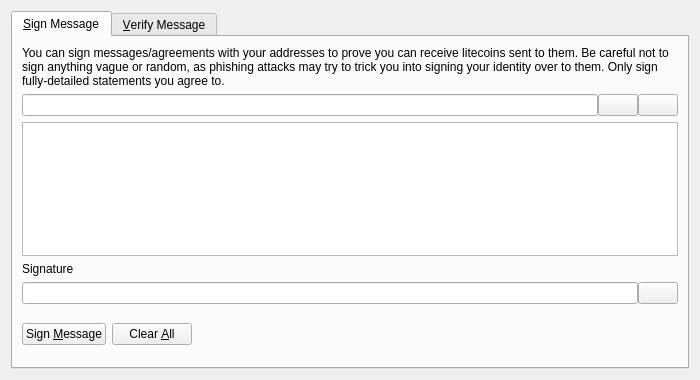
The window that src/qt/forms/signverifymessagedialog.ui (sys-256/sircoin) describes before a commit, drawn with Qt 5.
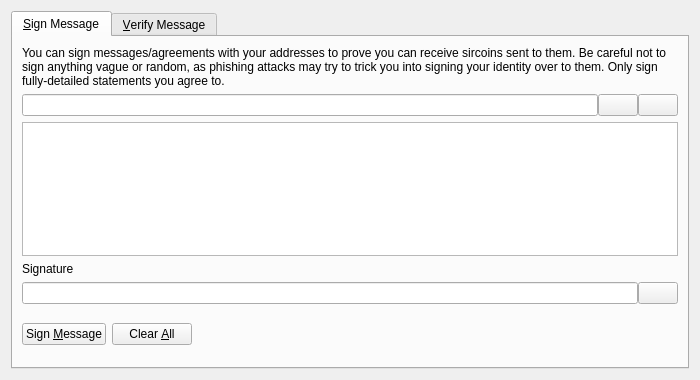
The same window after the commit. Icons and pictures are not drawn. Custom widgets are drawn as their Qt base class.

Commit message: Change all litecoin and ltc to sircoin and sir

```diff
--- a/src/qt/forms/signverifymessagedialog.ui
+++ b/src/qt/forms/signverifymessagedialog.ui
@@ -30,7 +30,7 @@
        <item>
         <widget class="QLabel" name="infoLabel_SM">
          <property name="text">
-          <string>You can sign messages/agreements with your addresses to prove you can receive litecoins sent to them. Be careful not to sign anything vague or random, as phishing attacks may try to trick you into signing your identity over to them. Only sign fully-detailed statements you agree to.</string>
+          <string>You can sign messages/agreements with your addresses to prove you can receive sircoins sent to them. Be careful not to sign anything vague or random, as phishing attacks may try to trick you into signing your identity over to them. Only sign fully-detailed statements you agree to.</string>
          </property>
          <property name="textFormat">
           <enum>Qt::PlainText</enum>
```
Left out of the diff: 8 changed lines with no effect on the pictures. The commit also changes 189 other files.
